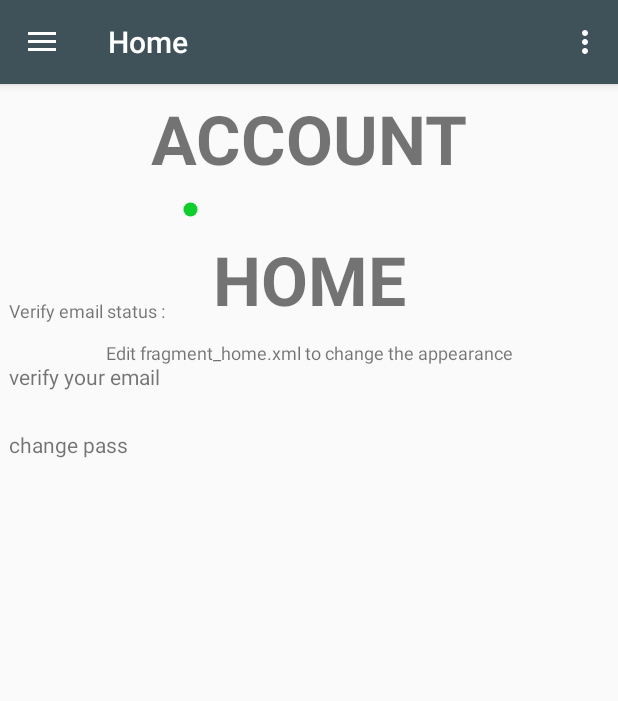
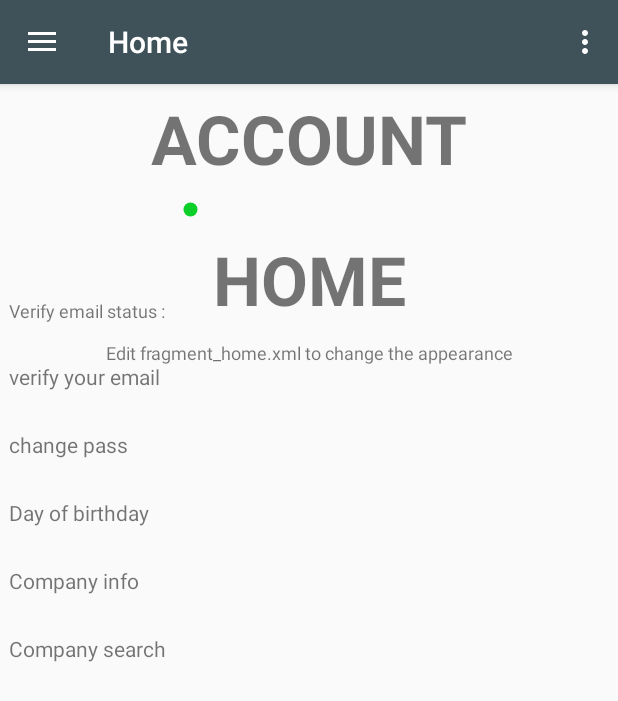
Before and after one commit to poster88/FerebassFBLogin, an Android app: the fragment MyAccountFragment placed in its activity, on a phone screen of 412 x 824 dp. Shown: the top 701 px of the screen. Run offline under Robolectric (Android 15) with nearby library versions, the phone set to English and light mode, and no system bars; our stand-ins replace ButterKnife, Firebase (no records; nobody signed in at launch, a user with empty details on screens opened directly); 3 statements that could not run were skipped.

Commit message:
work on search by company

```diff
--- a/app/build.gradle
+++ b/app/build.gradle
@@ -42,5 +42,7 @@ dependencies {
     compile 'com.android.support:design:25.3.1'
     testCompile 'junit:junit:4.12'
     annotationProcessor 'com.jakewharton:butterknife-compiler:8.6.0'
+    //search view lib
+    compile 'com.miguelcatalan:materialsearchview:1.4.0'
 }
 apply plugin: 'com.google.gms.google-services'
--- a/app/src/main/AndroidManifest.xml
+++ b/app/src/main/AndroidManifest.xml
@@ -24,6 +24,9 @@
             android:label="@string/title_activity_main2"
             android:theme="@style/AppTheme.NoActionBar"></activity>
         <activity android:name=".ChangePassActivity"
-            android:label="@string/activity_title_change_pass"/>
+        android:label="@string/activity_title_change_pass"/>
+        <activity android:name=".SearchCompanyActivity"
+            android:label="@string/activity_title_search_company"
+            android:theme="@style/AppTheme.NoActionBar"/>
     </application>
 </manifest>
--- a/app/src/main/java/com/example/user/loginwhithfb/NavigationDrawerActivity.java
+++ b/app/src/main/java/com/example/user/loginwhithfb/NavigationDrawerActivity.java
@@ -4,6 +4,7 @@ import android.content.Intent;
 import android.os.Bundle;
 import android.os.Handler;
 import android.support.annotation.NonNull;
+import android.support.design.widget.AppBarLayout;
 import android.support.design.widget.NavigationView;
 import android.support.v4.app.Fragment;
 import android.support.v4.app.FragmentTransaction;
@@ -54,7 +55,6 @@ public class NavigationDrawerActivity extends AppCompatActivity {
         setContentView(R.layout.activity_navigation_drawer);
         ButterKnife.bind(this);
         setSupportActionBar(toolbar);
-
         handler = new Handler();
         navHeader = navigationView.getHeaderView(0);
         loadNavHeader();
--- a/app/src/main/java/com/example/user/loginwhithfb/fragment/MyAccountFragment.java
+++ b/app/src/main/java/com/example/user/loginwhithfb/fragment/MyAccountFragment.java
@@ -21,6 +21,7 @@ import com.bumptech.glide.Glide;
 import com.bumptech.glide.load.engine.DiskCacheStrategy;
 import com.example.user.loginwhithfb.ChangePassActivity;
 import com.example.user.loginwhithfb.R;
+import com.example.user.loginwhithfb.SearchCompanyActivity;
 import com.google.android.gms.tasks.OnCompleteListener;
 import com.google.android.gms.tasks.Task;
 import com.google.firebase.auth.FirebaseAuth;
@@ -88,6 +89,11 @@ public class MyAccountFragment extends Fragment{
         startActivity(new Intent(getActivity(), ChangePassActivity.class));
     }
 
+    @OnClick(R.id.company_search)
+    public void companySearch(){
+        startActivity(new Intent(getActivity(), SearchCompanyActivity.class));
+    }
+
     @Override
     public void onDestroyView() {
         unbinder.unbind();
--- a/app/src/main/res/layout/fragment_my_account.xml
+++ b/app/src/main/res/layout/fragment_my_account.xml
@@ -58,4 +58,29 @@
         android:clickable="true"
         android:layout_below="@+id/verify_email_btn"/>
 
+    <TextView
+        android:id="@+id/user_data_info"
+        android:text="Day of birthday"
+        android:layout_width="wrap_content"
+        android:layout_height="wrap_content"
+        android:layout_marginTop="26dp"
+        android:clickable="true"
+        android:layout_below="@id/change_user_pass_btn"/>
+
+    <TextView
+        android:id="@+id/company_info"
+        android:layout_width="wrap_content"
+        android:layout_height="wrap_content"
+        android:text="Company info"
+        android:layout_marginTop="26dp"
+        android:layout_below="@id/user_data_info"/>
+
+    <TextView
+        android:id="@+id/company_search"
+        android:layout_width="wrap_content"
+        android:layout_height="wrap_content"
+        android:text="Company search"
+        android:layout_marginTop="26dp"
+        android:layout_below="@id/company_info"/>
+
 </RelativeLayout>
--- a/app/src/main/res/values/strings.xml
+++ b/app/src/main/res/values/strings.xml
@@ -9,6 +9,8 @@
     <string name="welcome">Logged as </string>
     <string name="title_activity_main2">Main2Activity</string>
     <string name="activity_title_change_pass">Change password</string>
+    <string name="activity_title_search_company">Search company</string>
+
     <string name="navigation_drawer_open">Open navigation drawer</string>
     <string name="navigation_drawer_close">Close navigation drawer</string>
 
```
Also changed, not shown: app/src/main/java/com/example/user/loginwhithfb/SearchCompanyActivity.java (added, +46 -0 lines), app/src/main/res/drawable/ic_arrow_back_black_24dp.xml (added, +9 -0 lines), app/src/main/res/drawable/ic_close_black_24dp.xml (added, +9 -0 lines), app/src/main/res/layout/activity_search_company.xml (added, +32 -0 lines), app/src/main/res/menu/menu_search_item.xml (added, +11 -0 lines).
